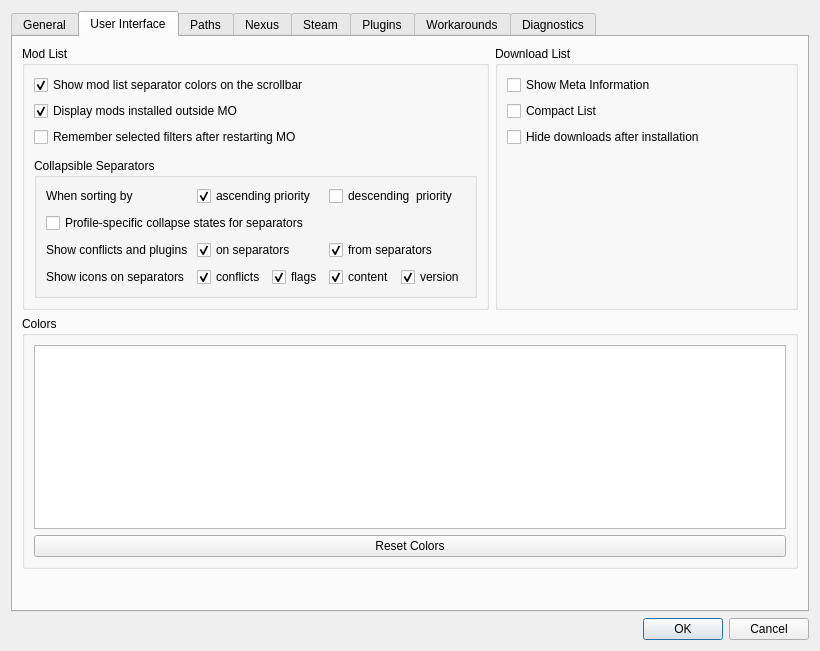
Old version of the form modorganizer/src/settingsdialog.ui in the repository Holt59/mo2-merge.
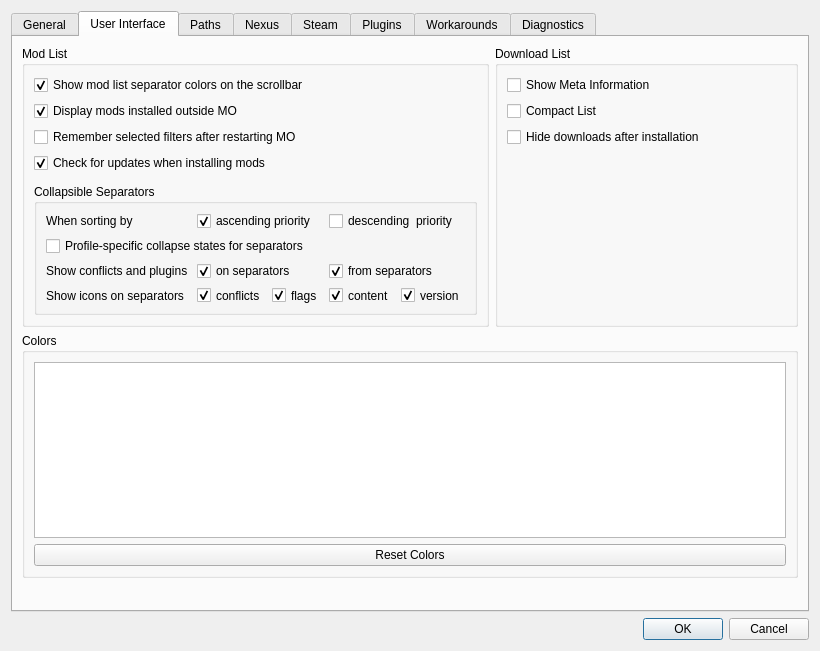
New version of the form. The open tabs and pages were chosen to show the change. Icons and pictures are not drawn. Custom widgets are drawn as their Qt base class.

Commit message: [modorganizer] Add setting to not check for updates after installing mods.

Diff of the .ui file:
```diff
--- a/modorganizer/src/settingsdialog.ui
+++ b/modorganizer/src/settingsdialog.ui
@@ -281,6 +281,22 @@
               </property>
              </widget>
             </item>
+            <item>
+             <widget class="QCheckBox" name="checkUpdateInstallBox">
+              <property name="toolTip">
+               <string>Check if updates iare available for mods after installing them.</string>
+              </property>
+              <property name="whatsThis">
+               <string>Check if updates iare available for mods after installing them.</string>
+              </property>
+              <property name="text">
+               <string>Check for updates when installing mods</string>
+              </property>
+              <property name="checked">
+               <bool>true</bool>
+              </property>
+             </widget>
+            </item>
             <item>
              <spacer name="verticalSpacer_9">
               <property name="orientation">
```
The commit also changes 4 other files.
